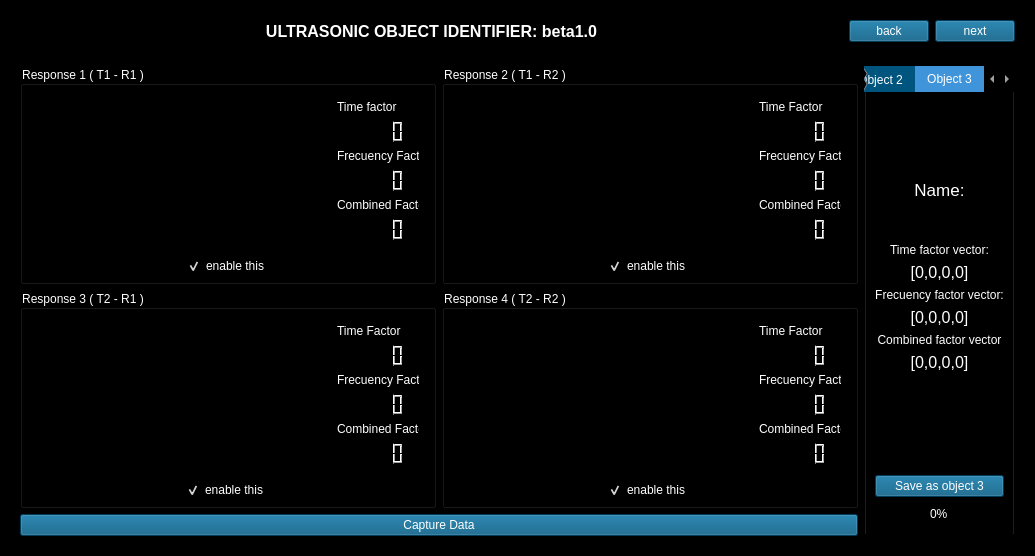
Before: the Qt Designer form form.ui in juanda2222/object_detection_instrumentation, drawn with Qt 5.
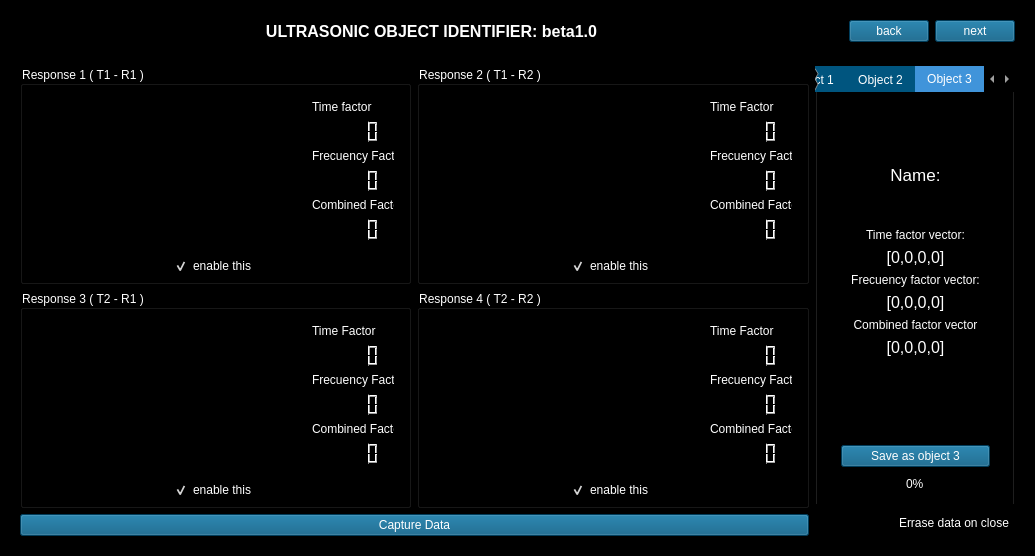
After: the same form once the commit is applied. The open tabs and pages were chosen to show the change. Icons and pictures are not drawn.

Commit message: uktimo commit de los cambios full funcionales (no funciona el boton de restar data on startup)

The edit to the form file:
```diff
--- a/form.ui
+++ b/form.ui
@@ -971,6 +971,12 @@
        </item>
        <item>
         <widget class="QWidget" name="widget_8" native="true">
+         <property name="minimumSize">
+          <size>
+           <width>200</width>
+           <height>0</height>
+          </size>
+         </property>
          <layout class="QVBoxLayout" name="verticalLayout_17">
           <property name="spacing">
            <number>5</number>
@@ -989,9 +995,15 @@
           </property>
           <item>
            <widget class="QTabWidget" name="tabWidget">
+            <property name="minimumSize">
+             <size>
+              <width>180</width>
+              <height>0</height>
+             </size>
+            </property>
             <property name="maximumSize">
              <size>
-              <width>290</width>
+              <width>600</width>
               <height>16777215</height>
              </size>
             </property>
@@ -1682,7 +1694,7 @@
                       </property>
                       <property name="sizeHint" stdset="0">
                        <size>
-                        <width>5</width>
+                        <width>40</width>
                         <height>20</height>
                        </size>
                       </property>
@@ -1714,7 +1726,7 @@
                       </property>
                       <property name="sizeHint" stdset="0">
                        <size>
-                        <width>5</width>
+                        <width>40</width>
                         <height>20</height>
                        </size>
                       </property>
@@ -1853,6 +1865,59 @@
             </widget>
            </widget>
           </item>
+          <item>
+           <widget class="QWidget" name="widget_30" native="true">
+            <property name="minimumSize">
+             <size>
+              <width>0</width>
+              <height>25</height>
+             </size>
+            </property>
+            <property name="maximumSize">
+             <size>
+              <width>16777215</width>
+              <height>40</height>
+             </size>
+            </property>
+            <layout class="QHBoxLayout" name="horizontalLayout_19">
+             <property name="spacing">
+              <number>0</number>
+             </property>
+             <property name="leftMargin">
+              <number>0</number>
+             </property>
+             <property name="topMargin">
+              <number>0</number>
+             </property>
+             <property name="rightMargin">
+              <number>0</number>
+             </property>
+             <property name="bottomMargin">
+              <number>0</number>
+             </property>
+             <item>
+              <spacer name="horizontalSpacer_23">
+               <property name="orientation">
+                <enum>Qt::Horizontal</enum>
+               </property>
+               <property name="sizeHint" stdset="0">
+                <size>
+                 <width>76</width>
+                 <height>20</height>
+                </size>
+               </property>
+              </spacer>
+             </item>
+             <item>
+              <widget class="QCheckBox" name="checkBox">
+               <property name="text">
+                <string>Errase data on close</string>
+               </property>
+              </widget>
+             </item>
+            </layout>
+           </widget>
+          </item>
          </layout>
         </widget>
        </item>
```
Left out of the diff: 190 changed lines with no effect on the pictures. The commit also changes 4 other files.
